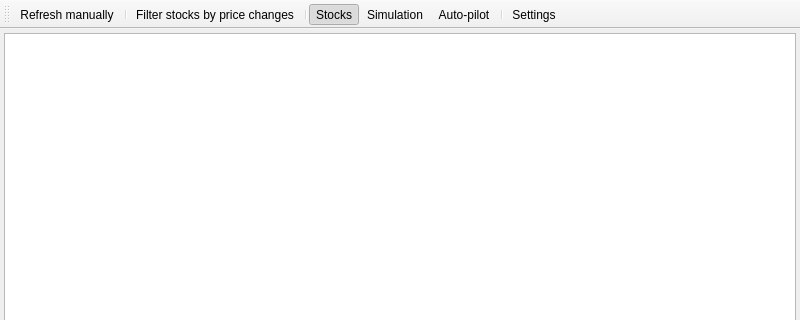
This is src/main/mainwindow.ui in Gris87/TInvestor as Qt 5 draws it before an edit; both pictures show x 0 to 800 and y 0 to 320 of the 800 by 600 pixel window. The edited form follows.
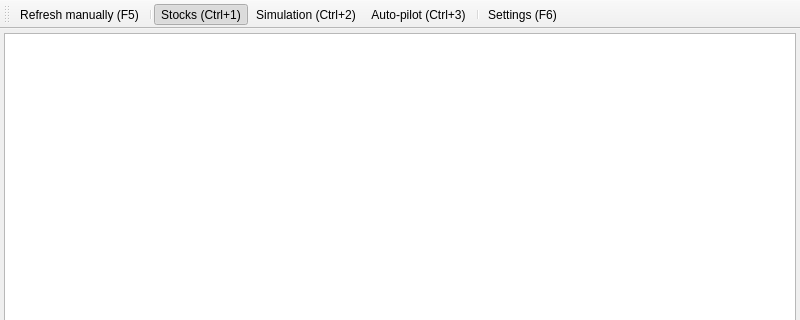
This is the edited form. Icons and pictures are not drawn.

The edit to the form file:
```diff
--- a/src/main/mainwindow.ui
+++ b/src/main/mainwindow.ui
@@ -76,8 +76,6 @@
    </attribute>
    <addaction name="actionRefreshManually"/>
    <addaction name="separator"/>
-   <addaction name="actionFilterStocks"/>
-   <addaction name="separator"/>
    <addaction name="actionStocksPage"/>
    <addaction name="actionSimulationPage"/>
    <addaction name="actionAutoPilotPage"/>
@@ -90,7 +88,7 @@
      <normaloff>:/assets/images/refresh.png</normaloff>:/assets/images/refresh.png</iconset>
    </property>
    <property name="text">
-    <string>Refresh manually</string>
+    <string>Refresh manually (F5)</string>
    </property>
    <property name="toolTip">
     <string>Manually refresh stock information</string>
@@ -102,27 +100,6 @@
     <enum>QAction::MenuRole::NoRole</enum>
    </property>
   </action>
-  <action name="actionFilterStocks">
-   <property name="checkable">
-    <bool>true</bool>
-   </property>
-   <property name="icon">
-    <iconset resource="../../Resources.qrc">
-     <normaloff>:/assets/images/filter.png</normaloff>:/assets/images/filter.png</iconset>
-   </property>
-   <property name="text">
-    <string>Filter stocks by price changes</string>
-   </property>
-   <property name="toolTip">
-    <string>Apply filter based on price change during a day</string>
-   </property>
-   <property name="shortcut">
-    <string notr="true">Ctrl+Shift+F</string>
-   </property>
-   <property name="menuRole">
-    <enum>QAction::MenuRole::NoRole</enum>
-   </property>
-  </action>
   <action name="actionStocksPage">
    <property name="checkable">
     <bool>true</bool>
@@ -135,7 +112,7 @@
      <normaloff>:/assets/images/stocks.png</normaloff>:/assets/images/stocks.png</iconset>
    </property>
    <property name="text">
-    <string>Stocks</string>
+    <string>Stocks (Ctrl+1)</string>
    </property>
    <property name="toolTip">
     <string>Show page with list of stocks</string>
@@ -156,7 +133,7 @@
      <normaloff>:/assets/images/simulation.png</normaloff>:/assets/images/simulation.png</iconset>
    </property>
    <property name="text">
-    <string>Simulation</string>
+    <string>Simulation (Ctrl+2)</string>
    </property>
    <property name="toolTip">
     <string>Show page with simulation mode</string>
@@ -177,7 +154,7 @@
      <normaloff>:/assets/images/auto_pilot.png</normaloff>:/assets/images/auto_pilot.png</iconset>
    </property>
    <property name="text">
-    <string>Auto-pilot</string>
+    <string>Auto-pilot (Ctrl+3)</string>
    </property>
    <property name="toolTip">
     <string>Show page with auto-pilot mode</string>
@@ -195,7 +172,7 @@
      <normaloff>:/assets/images/settings.png</normaloff>:/assets/images/settings.png</iconset>
    </property>
    <property name="text">
-    <string>Settings</string>
+    <string>Settings (F6)</string>
    </property>
    <property name="toolTip">
     <string>Settings</string>
```
Left out of the diff: 10 changed lines with no effect on the pictures.
